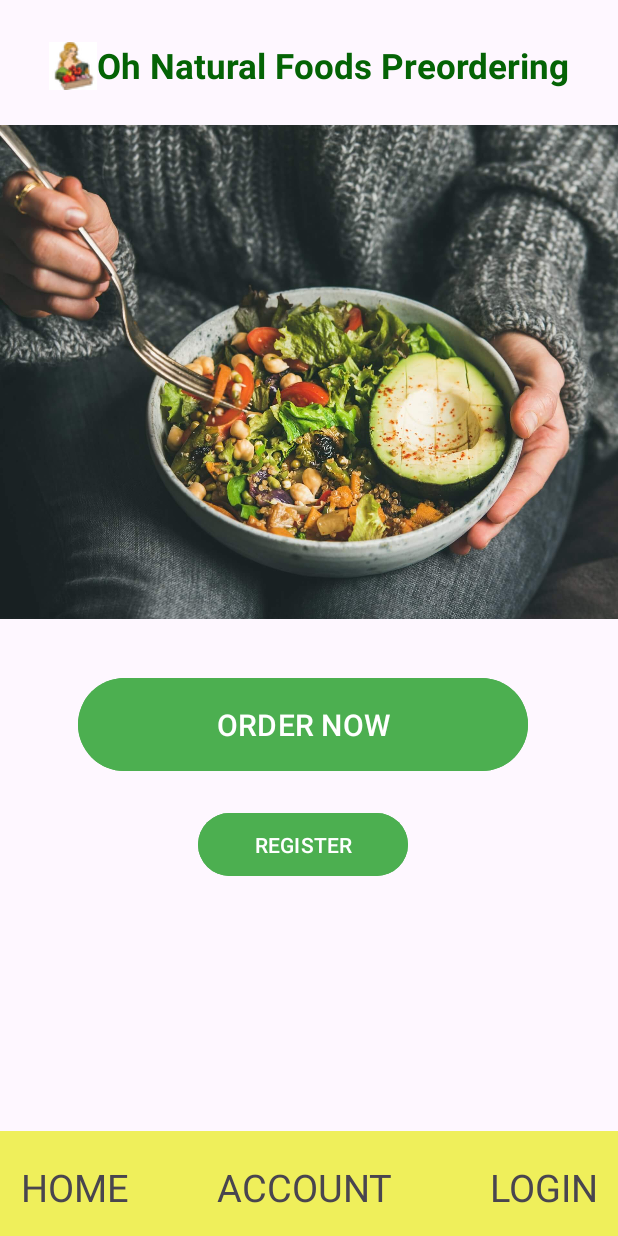
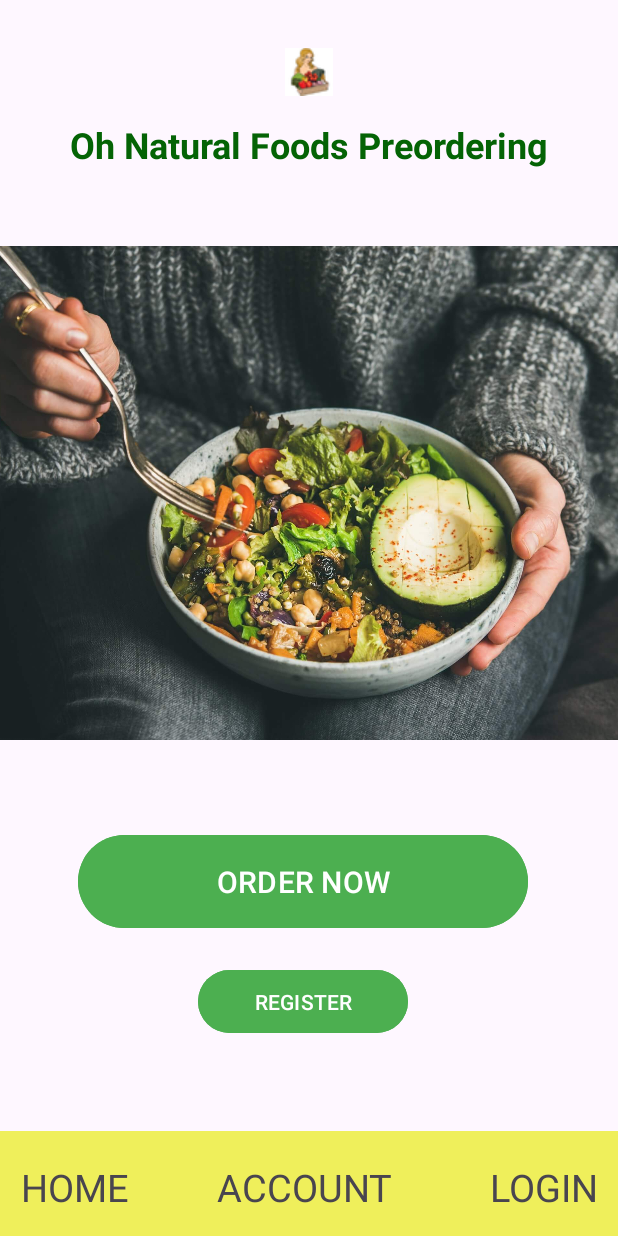
Before and after one commit to patrickma6199/oh_nat_foods_order, an Android app: the screen it shows after launch (MainActivity), on a phone screen of 412 x 824 dp. Run offline under Robolectric (Android 15) with nearby library versions, the phone set to English and light mode, and no system bars.

Commit message:
Updated main page

```diff
--- a/oh_nat_foods_order/app/src/main/res/layout/activity_main.xml
+++ b/oh_nat_foods_order/app/src/main/res/layout/activity_main.xml
@@ -7,63 +7,73 @@
     tools:context=".MainActivity">
 
     <ImageView
+        android:id="@+id/main_logoImageView"
+        android:layout_width="wrap_content"
+        android:layout_height="wrap_content"
+        android:src="@drawable/ohnaturalfoodsicon"
+        app:layout_constraintTop_toTopOf="parent"
+        app:layout_constraintStart_toStartOf="parent"
+        app:layout_constraintEnd_toEndOf="parent"
+        android:layout_marginTop="32dp"/>
+
+    <!-- Title below the logo -->
+    <TextView
+        android:id="@+id/main_titleTextView"
+        android:layout_width="wrap_content"
+        android:layout_height="wrap_content"
+        android:text="Oh Natural Foods Preordering"
+        android:textSize="24sp"
+        android:textStyle="bold"
+        android:textColor="#046305"
+        app:layout_constraintTop_toBottomOf="@id/main_logoImageView"
+        app:layout_constraintStart_toStartOf="parent"
+        app:layout_constraintEnd_toEndOf="parent"
+        android:layout_marginTop="16dp"/>
+
+    <!-- Adjust the rest of the elements -->
+    <!-- Main Image -->
+    <ImageView
         android:id="@+id/main_mainImage"
         android:layout_width="550dp"
         android:layout_height="400dp"
-        android:layout_marginStart="4dp"
-        android:layout_marginTop="48dp"
+        android:layout_marginTop="16dp"
+        app:layout_constraintTop_toBottomOf="@id/main_titleTextView"
+        app:layout_constraintStart_toStartOf="parent"
         app:layout_constraintEnd_toEndOf="parent"
-        app:layout_constraintHorizontal_bias="0.517"
-        app:layout_constraintStart_toStartOf="parent"
-        app:layout_constraintTop_toTopOf="parent"
         app:srcCompat="@drawable/ohnatfoodshome" />
 
-    <TextView
-        android:id="@+id/main_title"
-        android:layout_width="wrap_content"
-        android:layout_height="wrap_content"
-        android:layout_marginTop="28dp"
-        android:drawableLeft="@drawable/ohnaturalfoodsicon"
-        android:text="Oh Natural Foods Preordering"
-        android:textAppearance="@style/TextAppearance.AppCompat.Body1"
-        android:textColor="#046305"
-        android:textSize="23dp"
-        android:textStyle="bold|normal"
-        app:layout_constraintEnd_toEndOf="parent"
-        app:layout_constraintStart_toStartOf="parent"
-        app:layout_constraintTop_toTopOf="parent" />
-
+    <!-- Order Now Button -->
     <Button
         android:id="@+id/main_orderButton"
         android:layout_width="300dp"
         android:layout_height="70dp"
-        android:layout_marginStart="52dp"
         android:backgroundTint="#4CAF50"
         android:text="ORDER NOW"
         android:textSize="20dp"
-        android:onClick="onLogin"
+        app:layout_constraintTop_toBottomOf="@+id/main_mainImage"
         app:layout_constraintStart_toStartOf="parent"
-        app:layout_constraintTop_toBottomOf="@+id/main_mainImage" />
+        android:layout_marginTop="24dp"
+        android:layout_marginStart="52dp" />
 
+    <!-- Register Button -->
     <Button
         android:id="@+id/main_registerButton"
         android:layout_width="140dp"
         android:layout_height="50dp"
-        android:layout_marginStart="132dp"
-        android:layout_marginTop="20dp"
         android:backgroundTint="#4CAF50"
         android:text="REGISTER"
-        android:onClick="onRegister"
+        app:layout_constraintTop_toBottomOf="@+id/main_orderButton"
         app:layout_constraintStart_toStartOf="parent"
-        app:layout_constraintTop_toBottomOf="@+id/main_orderButton" />
+        android:layout_marginTop="20dp"
+        android:layout_marginStart="132dp" />
 
+    <!-- Bottom Bar -->
     <TextView
         android:id="@+id/main_bottomBar"
-        android:layout_width="415dp"
+        android:layout_width="match_parent"
         android:layout_height="70dp"
         android:background="#EFEF5B"
-        app:layout_constraintBottom_toBottomOf="parent"
-        app:layout_constraintStart_toStartOf="parent" />
+        app:layout_constraintBottom_toBottomOf="parent" />
 
     <TextView
         android:id="@+id/main_homeButton"
```
